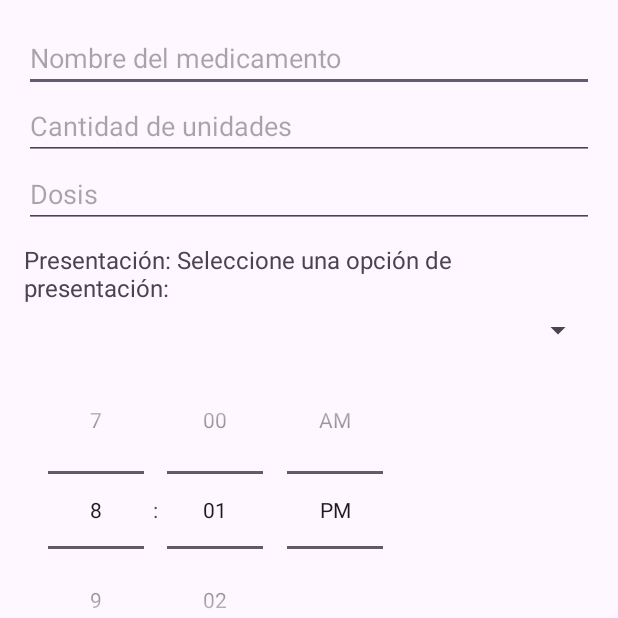
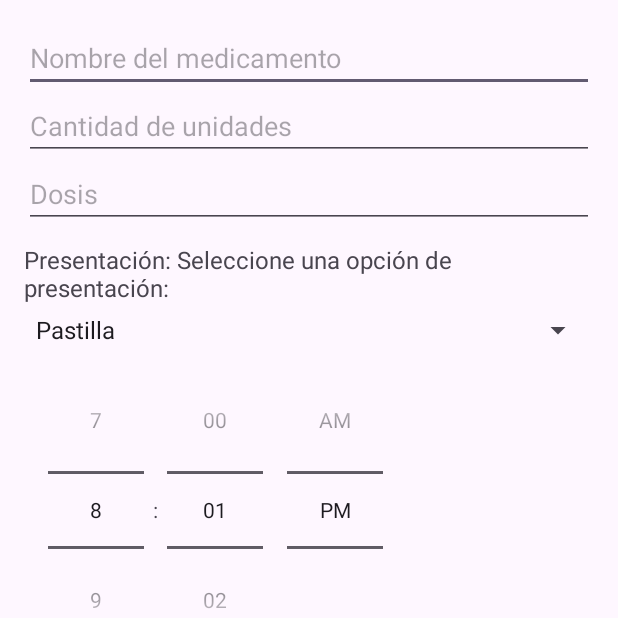
Before and after one commit to Camilo1138/AndroidProyect, an Android app: the AgregarMedicinaActivity screen opened directly, with no data from a screen before it, on a phone screen of 412 x 824 dp, the top half of it. Run offline under Robolectric (Android 15) with nearby library versions, the phone set to English and light mode, and no system bars.

Commit message:
Update strings.xml
Aca cambiale tambien

```diff
--- a/app/src/main/res/values/strings.xml
+++ b/app/src/main/res/values/strings.xml
@@ -1,5 +1,14 @@
 <resources>
-    <string name="app_name">My Application</string>
-    <string name="back"><![CDATA[<-]]></string>
-    <string name="forward"><![CDATA[->]]></string>
+    <string name="app_name">Mi Aplicación</string>
+
+    <!-- Arreglo de presentaciones para el spinner -->
+    <string-array name="presentations">
+        <item>Pastilla</item>
+        <item>Inyección</item>
+        <item>Solución</item>
+        <item>Gotas</item>
+        <item>Inhalador</item>
+        <item>Polvo</item>
+    </string-array>
+
 </resources>
```
